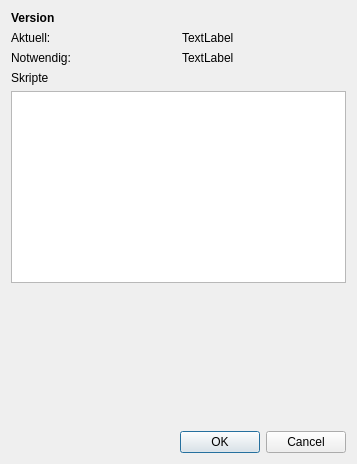
This is ui/qmdatabaseupdatedialog.ui in Christian-Kr/QualificationMatrix as Qt 5 draws it before an edit. The edited form follows.
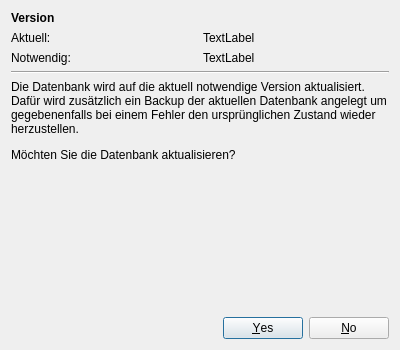
This is the edited form.

Commit message: Change dialog design and get db version

The edit to the form file:
```diff
--- a/ui/qmdatabaseupdatedialog.ui
+++ b/ui/qmdatabaseupdatedialog.ui
@@ -6,51 +6,21 @@
    <rect>
     <x>0</x>
     <y>0</y>
-    <width>357</width>
-    <height>464</height>
+    <width>400</width>
+    <height>350</height>
    </rect>
   </property>
+  <property name="minimumSize">
+   <size>
+    <width>400</width>
+    <height>350</height>
+   </size>
+  </property>
   <property name="windowTitle">
    <string>Dialog</string>
   </property>
-  <layout class="QGridLayout" name="gridLayout">
-   <item row="2" column="0" colspan="2">
-    <layout class="QHBoxLayout" name="horizontalLayout_2">
-     <item>
-      <widget class="QLabel" name="label_2">
-       <property name="text">
-        <string>Notwendig:</string>
-       </property>
-      </widget>
-     </item>
-     <item>
-      <widget class="QLabel" name="laNeededVersion">
-       <property name="text">
-        <string>TextLabel</string>
-       </property>
-      </widget>
-     </item>
-    </layout>
-   </item>
-   <item row="1" column="0" colspan="2">
-    <layout class="QHBoxLayout" name="horizontalLayout">
-     <item>
-      <widget class="QLabel" name="label">
-       <property name="text">
-        <string>Aktuell:</string>
-       </property>
-      </widget>
-     </item>
-     <item>
-      <widget class="QLabel" name="laCurrentVersion">
-       <property name="text">
-        <string>TextLabel</string>
-       </property>
-      </widget>
-     </item>
-    </layout>
-   </item>
-   <item row="0" column="0">
+  <layout class="QVBoxLayout" name="verticalLayout">
+   <item>
     <widget class="QLabel" name="label_3">
      <property name="font">
       <font>
@@ -63,31 +33,60 @@
      </property>
     </widget>
    </item>
-   <item row="6" column="0" colspan="2">
-    <widget class="QDialogButtonBox" name="buttonBox">
+   <item>
+    <layout class="QHBoxLayout" name="horizontalLayout">
+     <item>
+      <widget class="QLabel" name="label">
+       <property name="text">
+        <string>Aktuell:</string>
+       </property>
+      </widget>
+     </item>
+     <item>
+      <widget class="QLabel" name="laCurrentVersion">
+       <property name="text">
+        <string>TextLabel</string>
+       </property>
+      </widget>
+     </item>
+    </layout>
+   </item>
+   <item>
+    <layout class="QHBoxLayout" name="horizontalLayout_2">
+     <item>
+      <widget class="QLabel" name="label_2">
+       <property name="text">
+        <string>Notwendig:</string>
+       </property>
+      </widget>
+     </item>
+     <item>
+      <widget class="QLabel" name="laNeededVersion">
+       <property name="text">
+        <string>TextLabel</string>
+       </property>
+      </widget>
+     </item>
+    </layout>
+   </item>
+   <item>
+    <widget class="Line" name="line">
      <property name="orientation">
       <enum>Qt::Horizontal</enum>
      </property>
-     <property name="standardButtons">
-      <set>QDialogButtonBox::Cancel|QDialogButtonBox::Ok</set>
+    </widget>
+   </item>
+   <item>
+    <widget class="QLabel" name="label_4">
+     <property name="text">
+      <string>&lt;html&gt;&lt;head/&gt;&lt;body&gt;&lt;p&gt;Die Datenbank wird auf die aktuell notwendige Version aktualisiert. Dafür wird zusätzlich ein Backup der aktuellen Datenbank angelegt um gegebenenfalls bei einem Fehler den ursprünglichen Zustand wieder herzustellen.&lt;/p&gt;&lt;p&gt;Möchten Sie die Datenbank aktualisieren?&lt;/p&gt;&lt;/body&gt;&lt;/html&gt;</string>
      </property>
+     <property name="wordWrap">
+      <bool>true</bool>
+     </property>
     </widget>
    </item>
-   <item row="3" column="0" colspan="2">
-    <layout class="QVBoxLayout" name="verticalLayout">
-     <item>
-      <widget class="QLabel" name="label_6">
-       <property name="text">
-        <string>Skripte</string>
-       </property>
-      </widget>
-     </item>
-     <item>
-      <widget class="QListWidget" name="lwScripts"/>
-     </item>
-    </layout>
-   </item>
-   <item row="5" column="0" colspan="2">
+   <item>
     <spacer name="verticalSpacer">
      <property name="orientation">
       <enum>Qt::Vertical</enum>
@@ -100,6 +99,16 @@
      </property>
     </spacer>
    </item>
+   <item>
+    <widget class="QDialogButtonBox" name="buttonBox">
+     <property name="orientation">
+      <enum>Qt::Horizontal</enum>
+     </property>
+     <property name="standardButtons">
+      <set>QDialogButtonBox::No|QDialogButtonBox::Yes</set>
+     </property>
+    </widget>
+   </item>
   </layout>
  </widget>
  <resources/>
```
Left out of the diff: 2 changed lines with no effect on the pictures. The commit also changes 6 other files.
